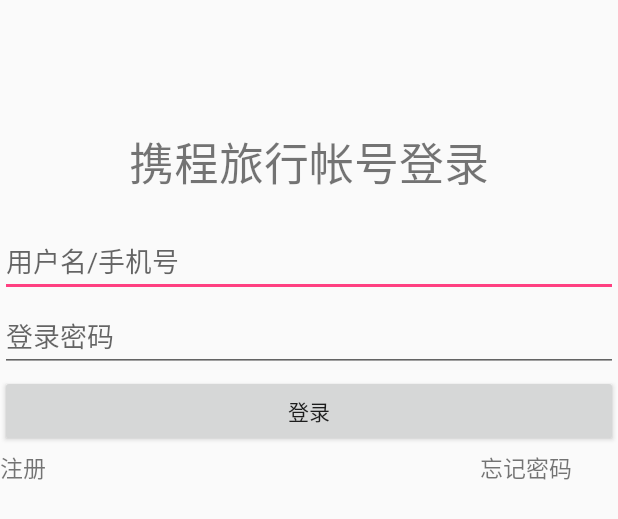
After one commit to tzygithubs/MyLvyouAPP, an Android app: the layout dengru_layout.xml on its own in the app's theme, with its tools: preview values and no code run, on a phone screen of 412 x 824 dp. The commit adds this screen. Shown: the top 519 px of the screen. Run offline under Robolectric (Android 15) with nearby library versions, the phone set to English and light mode, and no system bars.

Commit message:
tzy 第14次

```diff
--- /dev/null
+++ b/app/src/main/res/layout/dengru_layout.xml
@@ -0,0 +1,56 @@
+<TableRow android:layout_width="match_parent"
+    android:layout_height="match_parent"
+    android:orientation="vertical"
+    xmlns:android="http://schemas.android.com/apk/res/android" >
+
+    <RelativeLayout>
+
+        <TextView
+            android:layout_width="fill_parent"
+            android:layout_height="wrap_content"
+            android:text="@string/dl"
+            android:textSize="30dp"
+            android:gravity="center_horizontal"
+            android:layout_marginTop="85dp"
+            />
+
+        <EditText
+            android:id="@+id/et"
+            android:layout_width="match_parent"
+            android:layout_height="wrap_content"
+            android:hint="@string/tishi"
+            android:layout_marginTop="150dp"
+            />
+        <EditText
+            android:id="@+id/et1"
+            android:layout_width="match_parent"
+            android:layout_height="wrap_content"
+            android:hint="@string/mima"
+            android:layout_marginTop="200dp"
+            />
+        <Button
+            android:id="@+id/btn"
+            android:layout_width="fill_parent"
+            android:layout_height="wrap_content"
+            android:text="@string/denglu"
+            android:layout_marginTop="250dp"
+            />
+        <TextView
+            android:layout_width="wrap_content"
+            android:layout_height="wrap_content"
+            android:text="@string/zhuce"
+            android:layout_marginTop="300dp"
+            android:textSize="15dp"
+            />
+        <TextView
+            android:layout_width="wrap_content"
+            android:layout_height="wrap_content"
+            android:text="@string/wangjimima"
+            android:layout_marginLeft="320dp"
+            android:layout_marginTop="300dp"
+            android:textSize="15dp"
+            />
+    </RelativeLayout>
+
+
+</TableRow>
--- a/app/src/main/res/values/colors.xml
+++ b/app/src/main/res/values/colors.xml
@@ -7,4 +7,5 @@
     <color name="colorGray">#aeaeae</color>
     <color name="colorWhite">#ffffff</color>
     <color name="colorDanlan">#2828FF</color>
+    <color name="baise">#FFFFFF</color>
 </resources>
--- a/app/src/main/res/values/strings.xml
+++ b/app/src/main/res/values/strings.xml
@@ -36,4 +36,13 @@
     <string name="gjhcp_nr">坐火车看世界</string>
     <string name="gjhcp_nr2">体验不一样</string>
 
+    <string name="dl">携程旅行帐号登录</string>
+    <string name="tishi">用户名/手机号</string>
+    <string name="mima">登录密码</string>
+    <string name="denglu">登录</string>
+    <string name="zhuce">注册</string>
+    <string name="wangjimima">忘记密码</string>
+    <string name="dingdan">订单服务</string>
+    <string name="zixun">售前咨询</string>
+    <string name="err">账号密码错误</string>
 </resources>
```
Also changed, not shown: app/src/main/java/main/dlxy/com/Activity/DengRu.java (added, +21 -0 lines), app/src/main/res/layout/kefu_layout_fragment.xml (added, +51 -0 lines), app/src/main/res/mipmap-hdpi/dianhua.png (added), app/src/main/res/mipmap-hdpi/jb.png (added), app/src/main/res/mipmap-hdpi/shuaxin.png (added).
